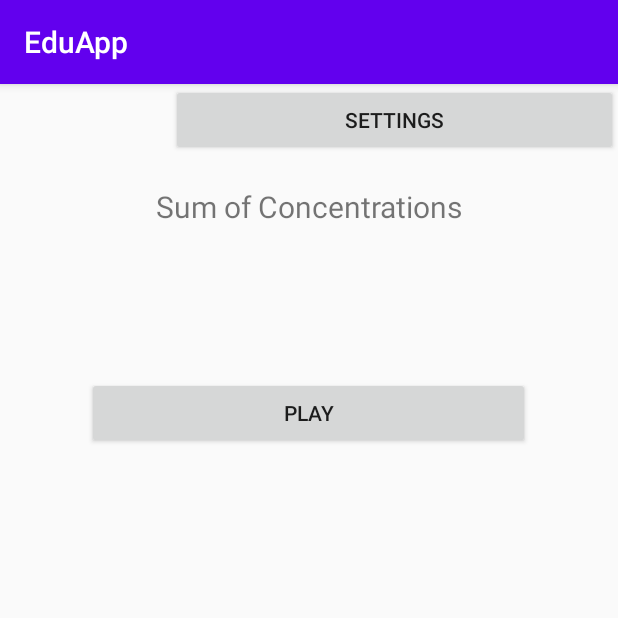
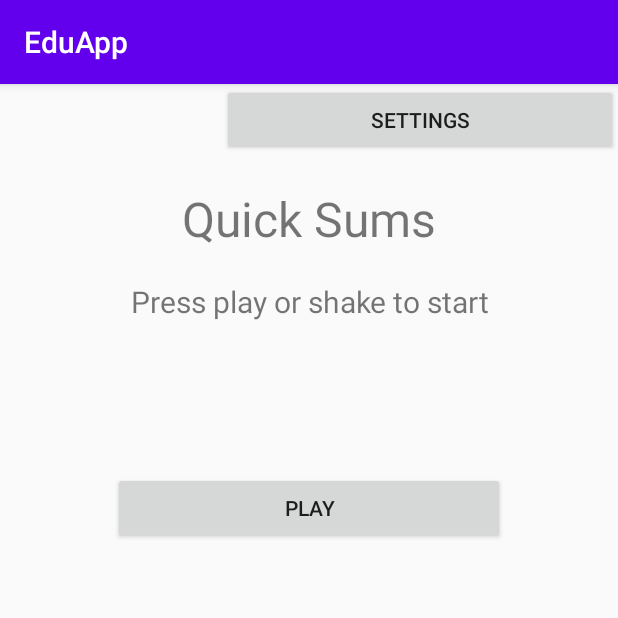
Before and after one commit to ErikCronin/EduApp, an Android app: the screen it shows after launch (MainActivity), on a phone screen of 412 x 824 dp, the top half of it. Run offline under Robolectric (Android 15) with nearby library versions, the phone set to English and light mode, and no system bars.

Commit message:
added function so game starts when shaken

```diff
--- a/app/src/main/AndroidManifest.xml
+++ b/app/src/main/AndroidManifest.xml
@@ -2,6 +2,7 @@
 <manifest xmlns:android="http://schemas.android.com/apk/res/android"
     package="com.erik.eduapp">
 
+    <uses-permission android:name="android.permission.VIBRATE" />
     <application
         android:allowBackup="true"
         android:icon="@mipmap/ic_launcher"
--- a/app/src/main/java/com/erik/eduapp/GameActivity.java
+++ b/app/src/main/java/com/erik/eduapp/GameActivity.java
@@ -3,6 +3,9 @@
 import androidx.appcompat.app.AppCompatActivity;
 
 import android.annotation.SuppressLint;
+import android.content.Context;
+import android.content.Intent;
+import android.hardware.SensorManager;
 import android.os.Bundle;
 import android.os.Handler;
 import android.view.View;
@@ -49,9 +52,6 @@
         savedInstanceState.putInt("seconds", seconds);
         savedInstanceState.putBoolean("running", running);
         savedInstanceState.putBoolean("wasRunning", wasRunning);
-        savedInstanceState.putInt("firstNum", firstNum);
-        savedInstanceState.putInt("secondNum", secondNum);
-        savedInstanceState.putInt("secretNum", secretNum);
     }
 
     @Override
--- a/app/src/main/java/com/erik/eduapp/MainActivity.java
+++ b/app/src/main/java/com/erik/eduapp/MainActivity.java
@@ -2,16 +2,97 @@
 
 import androidx.appcompat.app.AppCompatActivity;
 
+import android.content.Context;
 import android.content.Intent;
+import android.hardware.Sensor;
+import android.hardware.SensorEvent;
+import android.hardware.SensorEventListener;
+import android.hardware.SensorManager;
+import android.os.Build;
 import android.os.Bundle;
+import android.os.VibrationEffect;
+import android.os.Vibrator;
 import android.view.View;
 
-public class MainActivity extends AppCompatActivity {
+public class MainActivity extends AppCompatActivity implements SensorEventListener {
+
+    private SensorManager sensorManager;
+    private Sensor accSensor;
+    private boolean isAccAvail, isNotFirstTime;
+    private float lastX, lastY, lastZ;
+    private Vibrator vibrator;
 
     @Override
     protected void onCreate(Bundle savedInstanceState) {
         super.onCreate(savedInstanceState);
         setContentView(R.layout.activity_main);
+
+        vibrator = (Vibrator) getSystemService(Context.VIBRATOR_SERVICE);
+        sensorManager = (SensorManager) getSystemService(Context.SENSOR_SERVICE);
+
+        //Check if sensor is available
+        if(sensorManager.getDefaultSensor(Sensor.TYPE_ACCELEROMETER) != null){
+            accSensor = sensorManager.getDefaultSensor(Sensor.TYPE_ACCELEROMETER);
+            isAccAvail = true;
+        } else {
+            isAccAvail = false;
+        }
+    }
+
+    @Override
+    public void onSensorChanged(SensorEvent sensorEvent) {
+        float currentX = sensorEvent.values[0];
+        float currentY = sensorEvent.values[1];
+        float currentZ = sensorEvent.values[2];
+
+        if(isNotFirstTime){
+            float xDifference = Math.abs(lastX - currentX);
+            float yDifference = Math.abs(lastY - currentY);
+            float zDifference = Math.abs(lastZ - currentZ);
+
+            float shakeThreshold = 5f;
+            if((xDifference > shakeThreshold && yDifference > shakeThreshold)
+                    || (xDifference > shakeThreshold && zDifference > shakeThreshold)
+                    || (yDifference > shakeThreshold && zDifference > shakeThreshold)){
+                if (Build.VERSION.SDK_INT >= Build.VERSION_CODES.O) {
+                    //when phone is shaken it will do this
+                    vibrator.vibrate(VibrationEffect.createOneShot(500, VibrationEffect.DEFAULT_AMPLITUDE));
+                    Intent intent = new Intent(this, GameActivity.class);
+                    startActivity(intent);
+                } else {
+                    vibrator.vibrate(500);
+                    //depreciated in API 26
+                }
+            }
+        }
+
+        lastX = currentX;
+        lastY = currentY;
+        lastZ = currentZ;
+        isNotFirstTime = true;
+    }
+
+    @Override
+    public void onAccuracyChanged(Sensor sensor, int accuracy) {
+
+    }
+
+    @Override
+    protected void onResume() {
+        super.onResume();
+
+        if (isAccAvail){
+            sensorManager.registerListener(this, accSensor, SensorManager.SENSOR_DELAY_NORMAL);
+        }
+    }
+
+    @Override
+    protected void onPause() {
+        super.onPause();
+
+        if (isAccAvail){
+            sensorManager.unregisterListener(this);
+        }
     }
 
     public void startGame(View view){
--- a/app/src/main/res/layout/activity_main.xml
+++ b/app/src/main/res/layout/activity_main.xml
@@ -1,7 +1,6 @@
 <?xml version="1.0" encoding="utf-8"?>
 <TableLayout
     xmlns:android="http://schemas.android.com/apk/res/android"
-    xmlns:app="http://schemas.android.com/apk/res-auto"
     xmlns:tools="http://schemas.android.com/tools"
     android:layout_width="match_parent"
     android:layout_height="match_parent"
@@ -30,9 +29,23 @@
             android:layout_height="wrap_content"
             android:layout_weight="1"
             android:textAlignment="center"
-            android:textSize="20sp"
+            android:textSize="32sp"
             android:paddingTop="20sp"
-            android:text="@string/sum_of_concentrations" />
+            android:text="@string/quick_sums" />
+    </TableRow>
+
+    <TableRow
+        android:layout_width="match_parent"
+        android:layout_height="match_parent">
+
+        <TextView
+            android:layout_width="wrap_content"
+            android:layout_height="wrap_content"
+            android:layout_weight="1"
+            android:paddingTop="20sp"
+            android:text="@string/press_play_or_shake_to_start"
+            android:textAlignment="center"
+            android:textSize="20sp" />
     </TableRow>
 
     <TableRow
--- a/app/src/main/res/values/strings.xml
+++ b/app/src/main/res/values/strings.xml
@@ -9,4 +9,6 @@
     <string name="_space" />
     <string name="correct_guesses">Correct Guesses: </string>
     <string name="time">"Time: "</string>
+    <string name="press_play_or_shake_to_start">Press play or shake to start</string>
+    <string name="quick_sums">Quick Sums</string>
 </resources>
```
